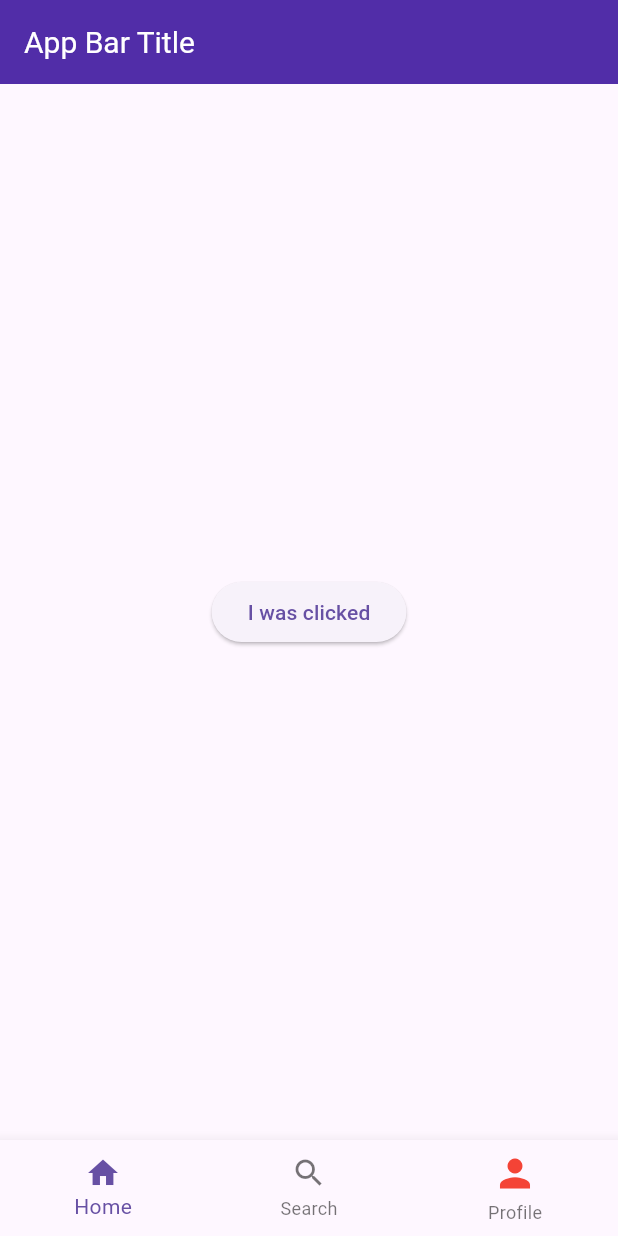
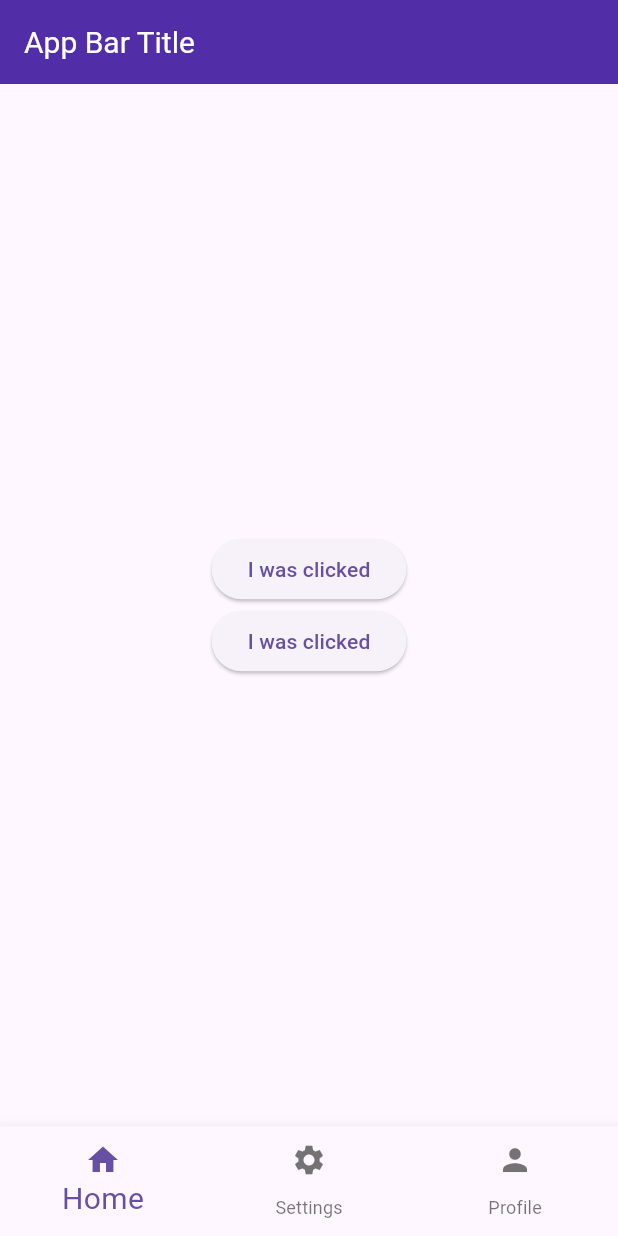
Before and after one commit to joharkhan99/flutter_basics, a Flutter app: the screen it shows after launch, after a tap on "Click Me", on a phone screen of 412 x 824 dp. Run offline on Flutter 3.47's test engine with Material 3 defaults, Android fonts, the phone set to English and light mode, and no system bars; missing offline and left inert: dart:ffi.

Commit message:
Add button and bottom navigation functionality

```diff
--- a/lib/main.dart
+++ b/lib/main.dart
@@ -1,3 +1,5 @@
+import 'dart:ffi';
+
 import 'package:flutter/material.dart';
 
 void main() {
@@ -13,6 +15,7 @@ class MyApp extends StatefulWidget {
 
 class _MyAppState extends State<MyApp> {
   String buttonText = "Click Me";
+  int bottomNavIndex = 0;
 
   @override
   Widget build(BuildContext context) {
@@ -25,13 +28,31 @@ class _MyAppState extends State<MyApp> {
             titleTextStyle: const TextStyle(color: Colors.white, fontSize: 20),
           ),
           body: Center(
-            child: ElevatedButton(
+            child: Row(
+              mainAxisAlignment: MainAxisAlignment.center,
+              children: [
+                Column(
+                  mainAxisAlignment: MainAxisAlignment.center,
+                  children: [
+                    ElevatedButton(
                       onPressed: () {
                         setState(() {
                           buttonText = "I was clicked";
                         });
                       },
                       child: Text(buttonText),
+                    ),
+                    ElevatedButton(
+                      onPressed: () {
+                        setState(() {
+                          buttonText = "I was clicked";
+                        });
+                      },
+                      child: Text(buttonText),
+                    )
+                  ],
+                )
+              ],
             ),
           ),
           bottomNavigationBar: BottomNavigationBar(
@@ -41,14 +62,24 @@ class _MyAppState extends State<MyApp> {
                 label: 'Home',
               ),
               BottomNavigationBarItem(
-                icon: Icon(Icons.search),
-                label: 'Search',
+                icon: Icon(Icons.settings),
+                label: 'Settings',
               ),
               BottomNavigationBarItem(
-                icon: Icon(Icons.person, color: Colors.red, size: 30),
+                icon: Icon(Icons.person),
                 label: 'Profile',
               )
             ],
+            selectedLabelStyle: const TextStyle(
+              color: Colors.deepPurple,
+              fontSize: 20,
+            ),
+            currentIndex: bottomNavIndex,
+            onTap: (index) {
+              setState(() {
+                bottomNavIndex = index;
+              });
+            },
           )),
     );
   }
```
Lines whose indentation alone changed are shown as unchanged.
